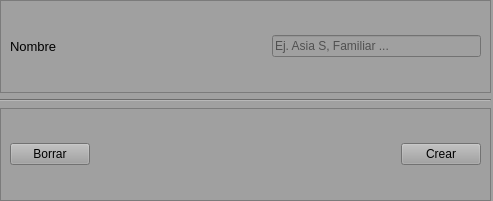
This is src/GUI/AddCarterasView.ui in jesusramondovale/IngenicaSTS as Qt 5 draws it before an edit. The edited form follows.
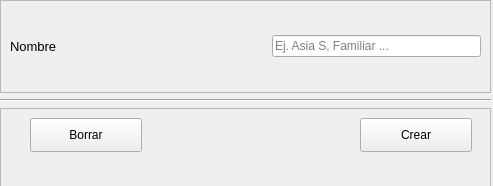
This is the edited form.

```diff
--- a/src/GUI/AddCarterasView.ui
+++ b/src/GUI/AddCarterasView.ui
@@ -7,17 +7,14 @@
     <x>0</x>
     <y>0</y>
     <width>493</width>
-    <height>201</height>
+    <height>186</height>
    </rect>
   </property>
   <property name="windowTitle">
    <string>Crear Cartera</string>
   </property>
   <property name="styleSheet">
-   <string notr="true">*{
-background: rgb(160, 160, 160);
-
-}</string>
+   <string notr="true"/>
   </property>
   <widget class="QWidget" name="centralwidget">
    <widget class="QWidget" name="verticalLayoutWidget">
@@ -92,35 +89,32 @@
        <property name="frameShadow">
         <enum>QFrame::Raised</enum>
        </property>
-       <layout class="QHBoxLayout" name="horizontalLayout_3">
-        <item>
          <widget class="QPushButton" name="buttonBorrar">
+        <property name="geometry">
+         <rect>
+          <x>30</x>
+          <y>10</y>
+          <width>112</width>
+          <height>34</height>
+         </rect>
+        </property>
           <property name="text">
            <string>Borrar</string>
           </property>
          </widget>
-        </item>
-        <item>
-         <spacer name="horizontalSpacer_13">
-          <property name="orientation">
-           <enum>Qt::Horizontal</enum>
-          </property>
-          <property name="sizeHint" stdset="0">
-           <size>
-            <width>216</width>
-            <height>20</height>
-           </size>
-          </property>
-         </spacer>
-        </item>
-        <item>
          <widget class="QPushButton" name="buttonCrear">
+        <property name="geometry">
+         <rect>
+          <x>360</x>
+          <y>10</y>
+          <width>112</width>
+          <height>34</height>
+         </rect>
+        </property>
           <property name="text">
            <string>Crear</string>
           </property>
          </widget>
-        </item>
-       </layout>
       </widget>
      </item>
     </layout>
```
Lines whose indentation alone changed are shown as unchanged.
